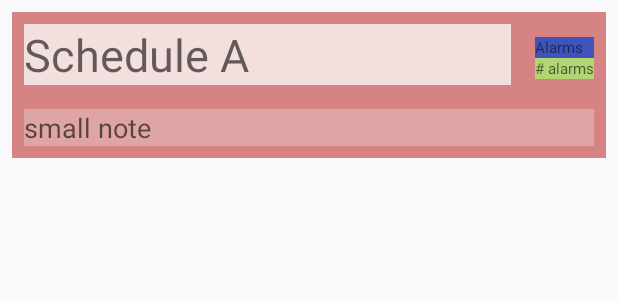
After one commit to galemu2/MultiTasker-Alarm-app-, an Android app: the layout element2_lists.xml on its own in the app's theme, with its tools: preview values and no code run, on a phone screen of 412 x 824 dp. The commit adds this screen. Shown: the top 300 px of the screen. Run offline under Robolectric (Android 15) with nearby library versions, the phone set to English and light mode, and no system bars.

Commit message:
added navigation from alarms to schedules.  added list element view.

```diff
--- a/app/src/main/java/com/ctrlaccess/multitasker/AlarmElement.kt
+++ /dev/null
@@ -1,3 +0,0 @@
-package com.ctrlaccess.multitasker
-
-data class AlarmElement(val alarmText: String, val noteText: String?)
--- a/app/src/main/java/com/ctrlaccess/multitasker/database/dao/ScheduleDao.kt
+++ b/app/src/main/java/com/ctrlaccess/multitasker/database/dao/ScheduleDao.kt
@@ -7,8 +7,8 @@ import com.ctrlaccess.multitasker.database.entities.Schedule
 interface ScheduleDao {
 
     // insert the schedule list, will return the id when inserting
-    @Insert(onConflict = OnConflictStrategy.IGNORE)
-    fun insertSchedule(scheduleList: Schedule) //: Long
+    @Insert(onConflict = OnConflictStrategy.REPLACE)
+    fun insertSchedule(scheduleList: Schedule): Long
 
     //update the schedule
     @Update
--- a/app/src/main/java/com/ctrlaccess/multitasker/database/entities/Alarm.kt
+++ b/app/src/main/java/com/ctrlaccess/multitasker/database/entities/Alarm.kt
@@ -14,9 +14,11 @@ data class Alarm(
     var time: AlarmTime,
 
     @Embedded
-    val days: DaysOfWeek  = DaysOfWeek(),
+    val days: DaysOfWeek = DaysOfWeek(),
 
     var alarmNote: String? = null,
 
+    var isOn: Boolean = true,
+
     var scheduleListId: Long? = null
 )
--- /dev/null
+++ b/app/src/main/res/layout/element2_lists.xml
@@ -0,0 +1,72 @@
+<?xml version="1.0" encoding="utf-8"?>
+<layout xmlns:android="http://schemas.android.com/apk/res/android"
+    xmlns:app="http://schemas.android.com/apk/res-auto"
+    xmlns:tools="http://schemas.android.com/tools">
+
+    <androidx.constraintlayout.widget.ConstraintLayout
+        android:layout_width="match_parent"
+        android:layout_height="wrap_content"
+        android:layout_margin="8dp"
+        android:background="#D68383">
+
+        <TextView
+            android:id="@+id/textView1_number_of_alarm"
+            android:layout_width="wrap_content"
+            android:layout_height="wrap_content"
+            android:layout_marginEnd="8dp"
+            android:layout_marginBottom="4dp"
+            android:background="#B2D573"
+            android:textSize="10sp"
+            app:layout_constraintBottom_toBottomOf="@+id/textView2_sch_title"
+            app:layout_constraintEnd_toEndOf="parent"
+            app:layout_constraintTop_toBottomOf="@+id/textView3_alarms"
+            tools:hint="# alarms" />
+
+        <TextView
+            android:id="@+id/textView2_sch_title"
+            android:layout_width="0dp"
+            android:layout_height="wrap_content"
+            android:layout_marginStart="8dp"
+            android:layout_marginTop="8dp"
+            android:layout_marginEnd="16dp"
+            android:background="#F4DFDF"
+            android:textSize="30sp"
+            app:layout_constraintEnd_toStartOf="@+id/textView1_number_of_alarm"
+            app:layout_constraintStart_toStartOf="parent"
+            app:layout_constraintTop_toTopOf="parent"
+            tools:hint="Schedule A" />
+
+        <EditText
+            android:id="@+id/editTextText_schedule_note"
+            android:layout_width="0dp"
+            android:layout_height="wrap_content"
+            android:layout_marginStart="8dp"
+            android:layout_marginTop="16dp"
+            android:layout_marginEnd="8dp"
+            android:layout_marginBottom="8dp"
+            android:autofillHints=""
+            android:background="#DFA5A5"
+            android:ems="10"
+            android:inputType="textPersonName"
+            app:layout_constraintBottom_toBottomOf="parent"
+            app:layout_constraintEnd_toEndOf="parent"
+            app:layout_constraintStart_toStartOf="parent"
+            app:layout_constraintTop_toBottomOf="@+id/textView2_sch_title"
+            tools:hint="small note" />
+
+        <TextView
+            android:id="@+id/textView3_alarms"
+            android:layout_width="0dp"
+            android:layout_height="wrap_content"
+            android:layout_marginTop="8dp"
+            android:layout_marginEnd="8dp"
+            android:background="#4053B8"
+            android:text="@string/list_alarm_numbers"
+            android:textSize="10sp"
+            app:layout_constraintBottom_toTopOf="@+id/textView1_number_of_alarm"
+            app:layout_constraintEnd_toEndOf="parent"
+            app:layout_constraintStart_toStartOf="@+id/textView1_number_of_alarm"
+            app:layout_constraintTop_toTopOf="@+id/textView2_sch_title"
+            app:layout_constraintVertical_chainStyle="packed" />
+    </androidx.constraintlayout.widget.ConstraintLayout>
+</layout>
--- a/app/src/main/res/navigation/navigation.xml
+++ b/app/src/main/res/navigation/navigation.xml
@@ -26,6 +26,9 @@
             android:name="listSubTitle"
             app:argType="string"
             app:nullable="true" />
+        <action
+            android:id="@+id/action_fragment2Alarms_to_fragment1Schedules"
+            app:destination="@id/fragment1Schedules" />
     </fragment>
     <fragment
         android:id="@+id/alert1CreateAlarmList"
--- a/app/src/main/res/values/colors.xml
+++ b/app/src/main/res/values/colors.xml
@@ -3,4 +3,8 @@
     <color name="colorPrimary">#6200EE</color>
     <color name="colorPrimaryDark">#3700B3</color>
     <color name="colorAccent">#03DAC5</color>
+
+
+    <color name="alarm_is_on">#FF2222</color>
+    <color name="alarm_is_off">#6D8088</color>
 </resources>
--- a/app/src/main/res/values/strings.xml
+++ b/app/src/main/res/values/strings.xml
@@ -19,4 +19,5 @@
     <string name="tuesday">T</string>
     <string name="wednesday">W</string>
     <string name="save_button">save</string>
+    <string name="list_alarm_numbers">Alarms</string>
 </resources>
```
Also changed, not shown: app/src/main/java/com/ctrlaccess/multitasker/Fragment2Alarms.kt (+43 -5 lines), app/src/main/java/com/ctrlaccess/multitasker/MainActivity.kt (+9 -4 lines), app/src/main/java/com/ctrlaccess/multitasker/RecyclerView1AlarmsAdaptor.kt (+17 -15 lines), app/src/main/res/layout/element1_alarms.xml (renamed from app/src/main/res/layout/element1_alarm.xml, +5 -4 lines).
